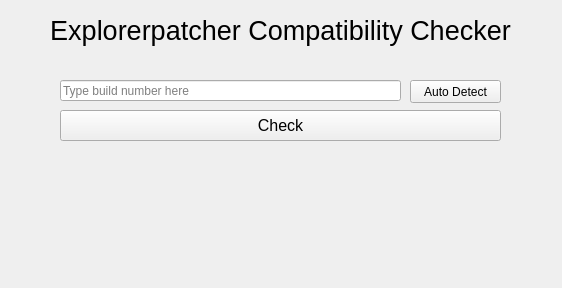
This is window.ui in Meelee35/EPCompatChecker as Qt 5 draws it before an edit. The edited form follows.
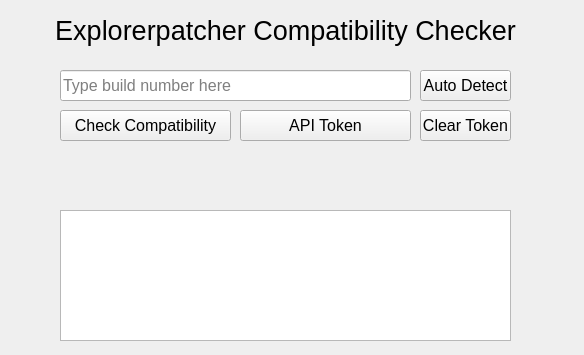
This is the edited form.

Commit message: Add option to clear token, add list to display found versions, use .py file instead of .ui now.

Diff of the .ui file:
```diff
--- a/window.ui
+++ b/window.ui
@@ -9,8 +9,8 @@
    <rect>
     <x>0</x>
     <y>0</y>
-    <width>562</width>
-    <height>288</height>
+    <width>584</width>
+    <height>355</height>
    </rect>
   </property>
   <property name="sizePolicy">
@@ -28,9 +28,9 @@
   <widget class="QLabel" name="titel">
    <property name="geometry">
     <rect>
-     <x>0</x>
+     <x>50</x>
      <y>10</y>
-     <width>561</width>
+     <width>471</width>
      <height>41</height>
     </rect>
    </property>
@@ -54,11 +54,17 @@
    <property name="geometry">
     <rect>
      <x>60</x>
-     <y>80</y>
-     <width>341</width>
-     <height>21</height>
+     <y>70</y>
+     <width>351</width>
+     <height>31</height>
     </rect>
    </property>
+   <property name="font">
+    <font>
+     <family>Segoe UI</family>
+     <pointsize>12</pointsize>
+    </font>
+   </property>
    <property name="text">
     <string/>
    </property>
@@ -69,15 +75,16 @@
   <widget class="QPushButton" name="autoDetect">
    <property name="geometry">
     <rect>
-     <x>410</x>
-     <y>80</y>
+     <x>420</x>
+     <y>70</y>
      <width>91</width>
-     <height>23</height>
+     <height>31</height>
     </rect>
    </property>
    <property name="font">
     <font>
      <family>Segoe UI</family>
+     <pointsize>12</pointsize>
     </font>
    </property>
    <property name="text">
@@ -89,17 +96,18 @@
     <rect>
      <x>60</x>
      <y>110</y>
-     <width>441</width>
+     <width>171</width>
      <height>31</height>
     </rect>
    </property>
    <property name="font">
     <font>
+     <family>Segoe UI</family>
      <pointsize>12</pointsize>
     </font>
    </property>
    <property name="text">
-    <string>Check</string>
+    <string>Check Compatibility</string>
    </property>
    <property name="autoDefault">
     <bool>false</bool>
@@ -112,20 +120,23 @@
    <property name="geometry">
     <rect>
      <x>60</x>
-     <y>160</y>
-     <width>441</width>
-     <height>81</height>
+     <y>180</y>
+     <width>451</width>
+     <height>31</height>
     </rect>
    </property>
    <property name="font">
     <font>
-     <pointsize>10</pointsize>
+     <pointsize>14</pointsize>
      <italic>false</italic>
      <underline>true</underline>
      <stylestrategy>PreferDefault</stylestrategy>
      <kerning>true</kerning>
     </font>
    </property>
+   <property name="lineWidth">
+    <number>7</number>
+   </property>
    <property name="text">
     <string/>
    </property>
@@ -133,6 +144,98 @@
     <set>Qt::AlignLeading|Qt::AlignLeft|Qt::AlignTop</set>
    </property>
   </widget>
+  <widget class="QPushButton" name="setToken">
+   <property name="geometry">
+    <rect>
+     <x>240</x>
+     <y>110</y>
+     <width>171</width>
+     <height>31</height>
+    </rect>
+   </property>
+   <property name="font">
+    <font>
+     <family>Segoe UI</family>
+     <pointsize>12</pointsize>
+    </font>
+   </property>
+   <property name="text">
+    <string>API Token</string>
+   </property>
+   <property name="autoDefault">
+    <bool>false</bool>
+   </property>
+   <property name="flat">
+    <bool>false</bool>
+   </property>
+  </widget>
+  <widget class="QLabel" name="usingToken">
+   <property name="geometry">
+    <rect>
+     <x>60</x>
+     <y>150</y>
+     <width>451</width>
+     <height>21</height>
+    </rect>
+   </property>
+   <property name="font">
+    <font>
+     <pointsize>10</pointsize>
+    </font>
+   </property>
+   <property name="text">
+    <string/>
+   </property>
+  </widget>
+  <widget class="QListWidget" name="foundVersions">
+   <property name="geometry">
+    <rect>
+     <x>60</x>
+     <y>210</y>
+     <width>451</width>
+     <height>131</height>
+    </rect>
+   </property>
+   <property name="sizePolicy">
+    <sizepolicy hsizetype="Fixed" vsizetype="Fixed">
+     <horstretch>0</horstretch>
+     <verstretch>0</verstretch>
+    </sizepolicy>
+   </property>
+   <property name="font">
+    <font>
+     <pointsize>11</pointsize>
+    </font>
+   </property>
+   <property name="lineWidth">
+    <number>3</number>
+   </property>
+  </widget>
+  <widget class="QPushButton" name="clearToken">
+   <property name="geometry">
+    <rect>
+     <x>420</x>
+     <y>110</y>
+     <width>91</width>
+     <height>31</height>
+    </rect>
+   </property>
+   <property name="font">
+    <font>
+     <family>Segoe UI</family>
+     <pointsize>12</pointsize>
+    </font>
+   </property>
+   <property name="text">
+    <string>Clear Token</string>
+   </property>
+   <property name="autoDefault">
+    <bool>false</bool>
+   </property>
+   <property name="flat">
+    <bool>false</bool>
+   </property>
+  </widget>
  </widget>
  <resources/>
  <connections/>
```
The commit also changes 5 other files.
